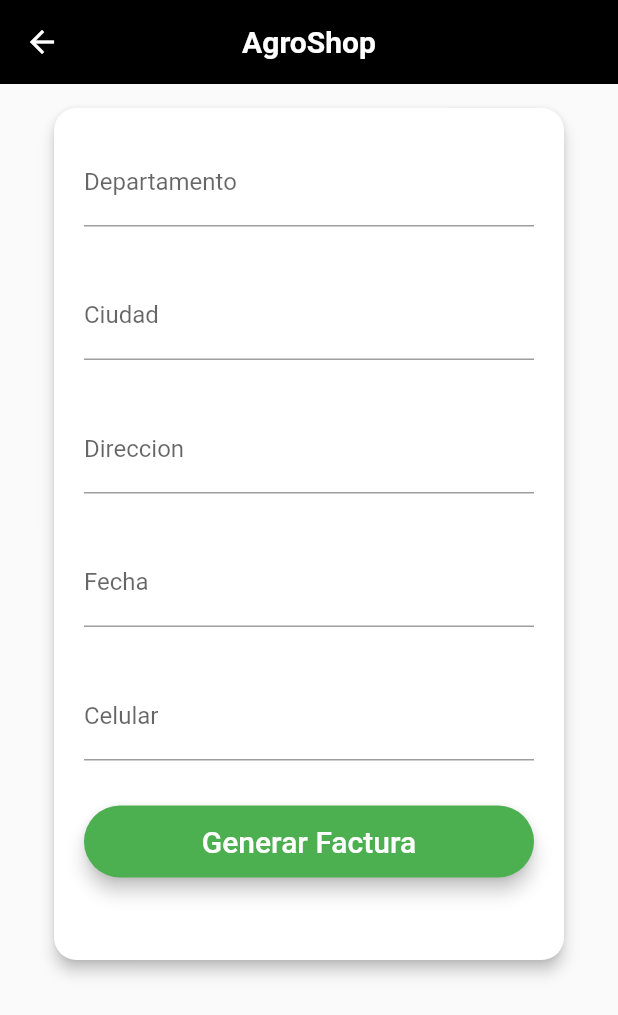
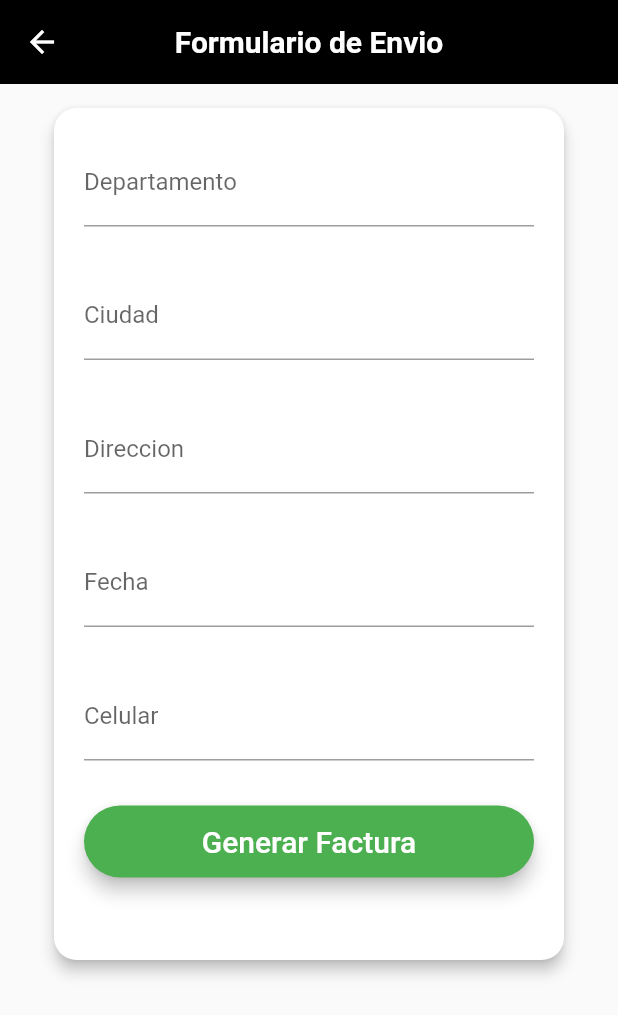
Before and after one commit to Nicole-Hf/prueba_agroshop, a Flutter app: the EnvioPage screen opened directly, after a tap on "Generar Factura", on a phone screen of 412 x 824 dp. Shown: the top 1015 px of the screen. Run offline on Flutter 3.47's test engine with Material 2 defaults, Android fonts, the phone set to English and light mode, and no system bars; our stand-ins replace get, shared_preferences; missing offline and left inert: flappy_search_bar; accounts and stored records are empty; network calls fail.

```diff
--- a/lib/pages/card_page.dart
+++ b/lib/pages/card_page.dart
@@ -1,3 +1,5 @@
+// ignore_for_file: prefer_const_constructors
+
 import 'dart:convert';
 
 import 'package:flutter/material.dart';
@@ -56,12 +58,10 @@ class _CardPageState extends State<CardPage> {
             crossAxisAlignment: CrossAxisAlignment.center,
             children: [
               SizedBox(height: height * 0.02,),
-              // ignore: prefer_const_constructors
               SizedBox(height: 15,),
               Expanded(
                 child: SingleChildScrollView(
                   child: listcards.isEmpty
-                    // ignore: prefer_const_constructors
                     ? CircularProgressIndicator()
                     : Column(
                         children: listcards.map((listcard) {
@@ -154,6 +154,7 @@ class _CardPageState extends State<CardPage> {
       child: FloatingActionButton(
         elevation: 2.0,
         onPressed: () {
+          // ignore: avoid_print
           print("Add a credit card");
         },
         backgroundColor: color,
--- a/lib/pages/creditcard_page.dart
+++ b/lib/pages/creditcard_page.dart
@@ -1,3 +1,5 @@
+// ignore_for_file: prefer_const_constructors
+
 import 'dart:convert';
 
 import 'package:flutter/material.dart';
@@ -208,6 +210,7 @@ class _CreditCardsPageState extends State<CreditCardsPage> {
       child: FloatingActionButton(
         elevation: 2.0,
         onPressed: () {
+          // ignore: avoid_print
           print("Add a credit card");
         },
         backgroundColor: color,
--- a/lib/pages/envio_page.dart
+++ b/lib/pages/envio_page.dart
@@ -1,8 +1,10 @@
 import 'dart:convert';
+
 import 'package:flutter/cupertino.dart';
 import 'package:flutter/material.dart';
 import 'package:http/http.dart' as http;
 import 'package:prueba_agroshop/pages/factura_page.dart';
+import 'package:prueba_agroshop/services/cart_services.dart';
 import 'package:prueba_agroshop/services/envio_services.dart';
 import 'package:prueba_agroshop/utils/rounded_button.dart';
 import 'package:prueba_agroshop/variables.dart';
@@ -19,24 +21,19 @@ class _EnvioPageState extends State<EnvioPage> {
   String _departamento = '';
   String _ciudad = '';
   String _direccion = '';
-  //String _tarjeta = '';
   String _fecha = '';
   String _telefono = '';
 
   createEnvioPressed() async {
-    http.Response response =
-        await EnvioService.createEnvio(/*int.parse(_tarjeta),*/ _departamento, _ciudad, _direccion,
-        _fecha, _telefono);
-    //Map responseMap = jsonDecode(response.body);
+    // ignore: unused_local_variable
+    http.Response response = await EnvioService.createEnvio(_departamento, _ciudad, _direccion, _fecha, _telefono);
+    http.Response responseCart = await CartService.createCart();
+    Map responseMap = jsonDecode(responseCart.body);
+    var dataCart = json.decode(responseCart.body);
+    idCarritoCliente = dataCart['id'];
 
-    Navigator.push(
-        context,
-        MaterialPageRoute(
-          builder: (BuildContext context) => const FacturaPage(),
-        ));
-    /*} else {
-        errorSnackBar(context, responseMap.values.first[0]);
-      */
+    Navigator.push(context,
+      MaterialPageRoute(builder: (BuildContext context) => const FacturaPage(),));
   }
 
   @override
@@ -46,88 +43,62 @@ class _EnvioPageState extends State<EnvioPage> {
         backgroundColor: Colors.black,
         centerTitle: true,
         elevation: 0,
-        title: const Text(
-          'AgroShop',
-          style: TextStyle(
-            fontSize: 20,
-            fontWeight: FontWeight.bold,),),),
+        title: const Text('Formulario de Envio',
+          style: TextStyle(fontSize: 20, fontWeight: FontWeight.bold,),),),
       body: Padding(
         padding: const EdgeInsets.all(16.0),
         child: Form(
-          //ver
           child: Column(
             children: <Widget>[
               Card(
-                //av.?
                 elevation: 4.0,
                 color: Colors.white,
                 margin: const EdgeInsets.only(left: 20, right: 20),
-                shape: RoundedRectangleBorder(
-                    borderRadius: BorderRadius.circular(15)),
+                shape: RoundedRectangleBorder(borderRadius: BorderRadius.circular(15)),
                 child: Padding(
                   padding: const EdgeInsets.symmetric(horizontal: 20),
                   child: Column(children: [
-                    /*TextFormField(
-                      decoration: InputDecoration(labelText: "Tarjeta"),
-                      onChanged: (value) {
-                        _tarjeta = value;
-                      },
-                    ),*/
-                    const SizedBox(
-                      height: 20,
-                    ),
+                    const SizedBox(height: 20,),
                     TextFormField(
                       decoration: const InputDecoration(labelText: "Departamento"),
                       onChanged: (value) {
                         _departamento = value;
                       },
                     ),
-                    const SizedBox(
-                      height: 30,
-                    ),
+                    const SizedBox(height: 30,),
                     TextFormField(
                       decoration: const InputDecoration(labelText: "Ciudad"),
                       onChanged: (value) {
                         _ciudad = value;
                       },
                     ),
-                    const SizedBox(
-                      height: 30,
-                    ),
+                    const SizedBox(height: 30,),
                     TextFormField(
                       decoration: const InputDecoration(labelText: "Direccion"),
                       onChanged: (value) {
                         _direccion = value;
                       },
                     ),
-                    const SizedBox(
-                      height: 30,
-                    ),
+                    const SizedBox(height: 30,),
                     TextFormField(
                       decoration: const InputDecoration(labelText: "Fecha"),
                       onChanged: (value) {
                         _fecha = value;
                       },
                     ),
-                    const SizedBox(
-                      height: 30,
-                    ),
+                    const SizedBox(height: 30,),
                     TextFormField(
                       decoration: const InputDecoration(labelText: "Celular"),
                       onChanged: (value) {
                         _telefono = value;
                       },
                     ),
-                    const SizedBox(
-                      height: 30,
-                    ),
+                    const SizedBox(height: 30,),
                     RoundedButton(
                       btnText: 'Generar Factura',
                       onBtnPressed: () => createEnvioPressed(),
                     ),
-                    const SizedBox(
-                      height: 40,
-                    ),
+                    const SizedBox(height: 40,),
                     const SizedBox(height: 15)
                   ]),
                 ),
--- a/lib/pages/factura_page.dart
+++ b/lib/pages/factura_page.dart
@@ -1,4 +1,3 @@
-import 'dart:convert';
 import 'package:flutter/material.dart';
 
 class FacturaPage extends StatefulWidget {
@@ -12,7 +11,7 @@ class _FacturaPageState extends State<FacturaPage> {
   @override
   Widget build(BuildContext context) {
     return Scaffold(
-      body: new Container(),
+      body: Container(),
     );
   }
 }
--- a/lib/pages/onboarding_page.dart
+++ b/lib/pages/onboarding_page.dart
@@ -1,5 +1,5 @@
 import 'package:flutter/material.dart';
-import 'package:prueba_agroshop/pages/register_page.dart';
+import 'package:prueba_agroshop/pages/login_page.dart';
 
 // ignore: use_key_in_widget_constructors
 class OnboardingPage extends StatelessWidget {
@@ -50,7 +50,7 @@ class OnboardingPage extends StatelessWidget {
                         color: Colors.green,
                         onPressed: () {
                           Navigator.push(context,MaterialPageRoute(
-                            builder: (BuildContext context) => const RegisterPage(),
+                            builder: (BuildContext context) => const LoginPage(),
                           ));
                         },
                         shape: RoundedRectangleBorder(
--- a/lib/pages/producto_page.dart
+++ b/lib/pages/producto_page.dart
@@ -92,8 +92,7 @@ class _ProductoPageState extends State<ProductoPage> {
                     idCategory = categorias[c].id;
                     category = categorias[c].nombre;
                     Navigator.push(context,
-                      MaterialPageRoute(builder: (context) => FilterPage())
-                    );
+                      MaterialPageRoute(builder: (context) => FilterPage()));
                   },
                   child: categorias.isEmpty
                   // ignore: prefer_const_constructors
--- a/lib/pages/wishlist_page.dart
+++ b/lib/pages/wishlist_page.dart
@@ -2,7 +2,6 @@
 import 'dart:convert';
 import 'package:flutter/cupertino.dart';
 import 'package:flutter/material.dart';
-import 'package:prueba_agroshop/model/producto.dart';
 import 'package:prueba_agroshop/model/wishlist.dart';
 import 'package:prueba_agroshop/services/api.dart';
 import 'package:prueba_agroshop/services/cart_services.dart';
--- a/lib/services/envio_services.dart
+++ b/lib/services/envio_services.dart
@@ -4,7 +4,7 @@ import 'package:prueba_agroshop/services/globals.dart';
 import 'package:prueba_agroshop/variables.dart';
 
 class EnvioService {
-  static Future<http.Response> createEnvio(/*int tarjeta,*/ String departamento,
+  static Future<http.Response> createEnvio(String departamento,
       String ciudad, String direccion, String fecha, String telefono) async {
     Map data = {
       "carrito_id": idCarritoCliente,
@@ -23,6 +23,7 @@ class EnvioService {
       headers: headers,
       body: body
     );
+    // ignore: avoid_print
     print(response.body);
     return response;
   }
```
Also changed, not shown: lib/model/cart.dart (added, +50 -0 lines), lib/pages/cart_page.dart (+1 -23 lines), lib/pages/register_page.dart (+2 -5 lines), lib/services/cart_services.dart (+20 -1 lines), pubspec.yaml (+10 -0 lines), lib/model/cart_item.dart (renamed from lib/model/carrito.dart), pubspec.lock.
